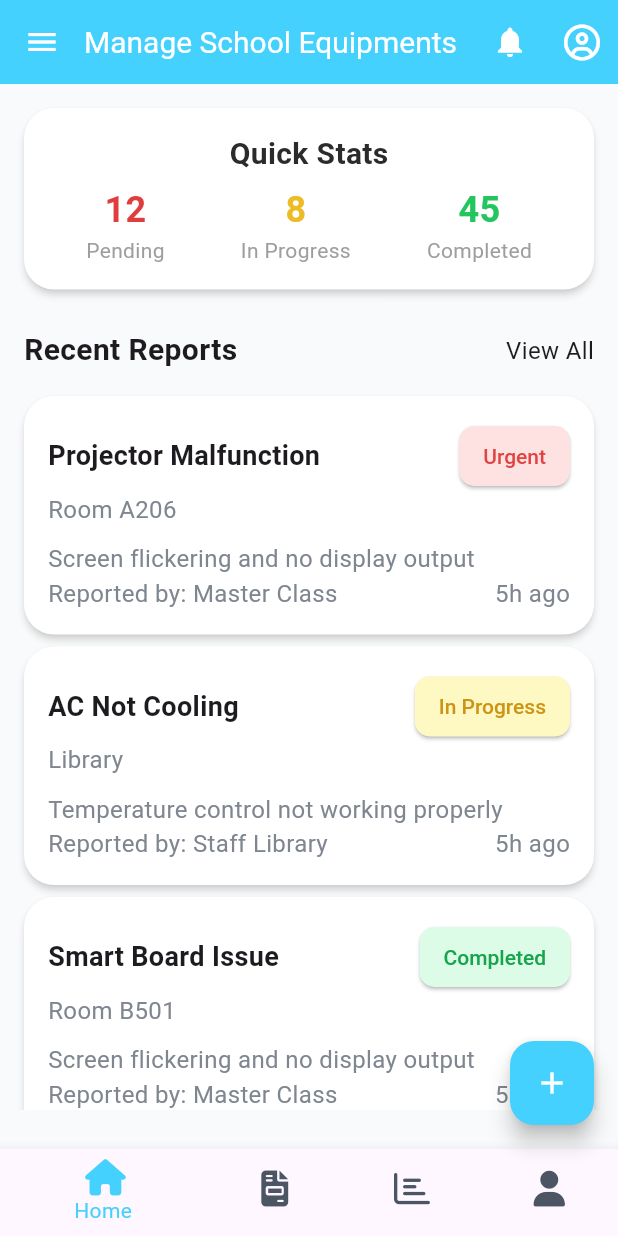
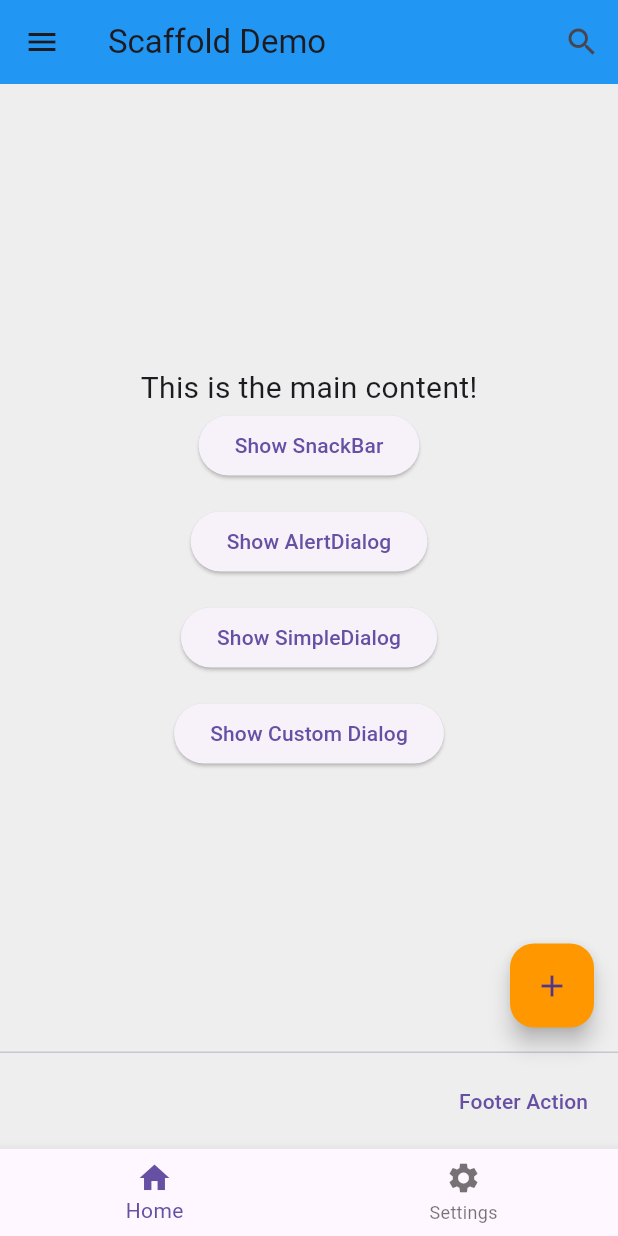
Before and after one commit to PHUONGNAMKEM/FLUTTER_MOBILE_ST4, a Flutter app: the screen it shows after launch, after a tap on the "notifications" icon, on a phone screen of 412 x 824 dp. Run offline on Flutter 3.47's test engine with Material 3 defaults, Android fonts, the phone set to English and light mode, and no system bars; our stand-ins replace font_awesome_flutter.

Commit message:
thêm file dialog

```diff
--- a/lib/main.dart
+++ b/lib/main.dart
@@ -1,5 +1,6 @@
 
 import 'package:flutter/material.dart';
+import 'package:flutter_project_presentation_lastsegment/nam_demonhanh_dialog.dart';
 import 'package:flutter_project_presentation_lastsegment/profile.dart';
 import 'package:flutter_project_presentation_lastsegment/report.dart';
 import 'package:flutter_project_presentation_lastsegment/stats.dart';
@@ -81,7 +82,12 @@ class HomeScreenNow_State extends State<HomeScreenNow> {
         actions: [
           IconButton(
             icon: Icon(Icons.notifications, color: Colors.white),
-            onPressed: () {},
+            onPressed: () {
+              Navigator.push(
+                context,
+                MaterialPageRoute(builder: (context) => MyAppDiaLog()),
+              );
+            },
           ),
           IconButton(
             // icon: Icon(Icons.person, color: Colors.white),
@@ -112,7 +118,12 @@ class HomeScreenNow_State extends State<HomeScreenNow> {
         backgroundColor: Color.fromRGBO(144, 202, 249, 1),
       ),
       floatingActionButton: FloatingActionButton(
-        onPressed: () {},
+        onPressed: () {
+          Navigator.push(
+            context,
+            MaterialPageRoute(builder: (context) => AddReportScreen()),
+          );
+        },
         backgroundColor: Color.fromRGBO(69, 209, 253, 1),
         child: Icon(Icons.add, color: Colors.white),
       ),
@@ -120,6 +131,25 @@ class HomeScreenNow_State extends State<HomeScreenNow> {
   }
 
 }
+
+// Widget cho trang Add Report
+class AddReportScreen extends StatelessWidget {
+  const AddReportScreen({super.key});
+
+  @override
+  Widget build(BuildContext context) {
+    return Scaffold(
+      appBar: AppBar(
+        title: Text("Add Report"),
+        backgroundColor: Color.fromRGBO(69, 209, 253, 1),
+      ),
+      body: Center(
+        child: Text("This is Add Report Screen"),
+      ),
+    );
+  }
+}
+
 
 // Home Page
 class HomeContent extends StatelessWidget {
--- /dev/null
+++ b/lib/nam_demonhanh_dialog.dart
@@ -0,0 +1,261 @@
+import 'package:flutter/material.dart';
+
+void main() {
+  runApp(MyAppDiaLog());
+}
+
+class MyAppDiaLog extends StatefulWidget {
+  const MyAppDiaLog({super.key});
+
+  @override
+  _MyAppDiaLogState createState() => _MyAppDiaLogState();
+}
+
+class _MyAppDiaLogState extends State<MyAppDiaLog> {
+  int _selectedIndex = 0;
+
+  @override
+  Widget build(BuildContext context) {
+    return MaterialApp(
+      home: Scaffold(
+        appBar: AppBar(
+          title: Text('Scaffold Demo'),
+          backgroundColor: Colors.blue,
+          leading: Builder(
+            builder : (BuildContext scaffoldContext) {
+              return IconButton(
+                icon: Icon(Icons.menu),
+                onPressed: () {
+                  // Mở drawer
+                  Scaffold.of(scaffoldContext).openDrawer();
+                },
+              );
+            },
+          ),
+          actions: [
+            IconButton(
+              icon: Icon(Icons.search),
+              onPressed: () {
+                print('Search pressed!');
+              },
+            ),
+          ],
+        ),
+        body: Center(
+          child: Column(
+            mainAxisAlignment: MainAxisAlignment.center,
+            children: [
+              Text(
+                'This is the main content!',
+                style: TextStyle(fontSize: 20),
+              ),
+              Builder(
+                builder: (BuildContext scaffoldContext) {
+                  return Column(
+                    children: [
+                      ElevatedButton(
+                        onPressed: () {
+                          _showSnackBar(scaffoldContext);
+                        },
+                        child: Text('Show SnackBar'),
+                      ),
+                      SizedBox(height: 16),
+                      ElevatedButton(
+                        onPressed: () => _showAlertDialog(scaffoldContext),
+                        child: Text('Show AlertDialog'),
+                      ),
+                      SizedBox(height: 16),
+                      ElevatedButton(
+                        onPressed: () => _showSimpleDialog(scaffoldContext),
+                        child: Text('Show SimpleDialog'),
+                      ),
+                      SizedBox(height: 16),
+                      ElevatedButton(
+                        onPressed: () => _showCustomDialog(scaffoldContext),
+                        child: Text('Show Custom Dialog'),
+                      ),
+                    ],
+                  );
+                }
+              )
+            ],
+          ),
+        ),
+        floatingActionButton: FloatingActionButton(
+          onPressed: () {
+            print('FAB pressed!');
+          },
+          backgroundColor: Colors.orange,
+          child: Icon(Icons.add),
+        ),
+        drawer: Drawer(
+          child: ListView(
+            padding: EdgeInsets.zero,
+            children: [
+              DrawerHeader(
+                decoration: BoxDecoration(color: Colors.blue),
+                child: Text(
+                  'Drawer Header',
+                  style: TextStyle(color: Colors.white, fontSize: 24),
+                ),
+              ),
+              ListTile(
+                title: Text('Home'),
+                onTap: () {
+                  Navigator.pop(context); // Đóng drawer
+                  print('Navigated to Home');
+                },
+              ),
+              ListTile(
+                title: Text('Settings'),
+                onTap: () {
+                  Navigator.pop(context);
+                  print('Navigated to Settings');
+                },
+              ),
+            ],
+          ),
+        ),
+        bottomNavigationBar: BottomNavigationBar(
+          currentIndex: _selectedIndex,
+          onTap: (index) {
+            setState(() {
+              _selectedIndex = index;
+            });
+            print('Selected tab: $index');
+          },
+          items: [
+            BottomNavigationBarItem(icon: Icon(Icons.home), label: 'Home'),
+            BottomNavigationBarItem(icon: Icon(Icons.settings), label: 'Settings'),
+          ],
+        ),
+        backgroundColor: Colors.grey[200],
+        persistentFooterButtons: [
+          TextButton(
+            onPressed: () {
+              print('Footer button pressed!');
+            },
+            child: Text('Footer Action'),
+          ),
+        ],
+      ),
+    );
+  }
+
+  // hiển thị SnackBar
+  void _showSnackBar(BuildContext context) {
+    ScaffoldMessenger.of(context).showSnackBar(
+      SnackBar(
+        content: Text('This is a SnackBar!'),
+        action: SnackBarAction(
+          label: 'Undo',
+          onPressed: () {
+            print('Undo action!');
+          },
+        ),
+        duration: Duration(seconds: 3),
+      ),
+    );
+  }
+
+  // hiển thị AlertDialog
+  void _showAlertDialog(BuildContext context) {
+    showDialog(
+      context: context,
+      builder: (BuildContext dialogContext) {
+        return AlertDialog(
+          title: Text('Confirm Action'),
+          content: Text('Are you sure you want to delete this item?'),
+          actions: [
+            TextButton(
+              onPressed: () {
+                Navigator.pop(dialogContext); // Đóng dialog
+                print('Canceled');
+              },
+              child: Text('Cancel'),
+            ),
+            TextButton(
+              onPressed: () {
+                Navigator.pop(dialogContext); // Đóng dialog
+                print('Confirmed');
+              },
+              child: Text('Delete'),
+            ),
+          ],
+          backgroundColor: Colors.white,
+          elevation: 24.0,
+          shape: RoundedRectangleBorder(
+            borderRadius: BorderRadius.circular(12.0),
+          ),
+        );
+      },
+    );
+  }
+
+  // Hiển thị SimpleDialog
+  void _showSimpleDialog(BuildContext context) {
+    showDialog(
+      context: context,
+      builder: (BuildContext dialogContext) {
+        return SimpleDialog(
+          title: Text('Select an Option'),
+          children: [
+            SimpleDialogOption(
+              onPressed: () {
+                Navigator.pop(dialogContext, 'Option 1');
+                print('Selected: Option 1');
+              },
+              child: Text('Option 1'),
+            ),
+            SimpleDialogOption(
+              onPressed: () {
+                Navigator.pop(dialogContext, 'Option 2');
+                print('Selected: Option 2');
+              },
+              child: Text('Option 2'),
+            ),
+          ],
+        );
+      },
+    );
+  }
+
+  // Hiển thị Dialog tùy chỉnh
+  void _showCustomDialog(BuildContext context) {
+    showDialog(
+      context: context,
+      builder: (BuildContext dialogContext) {
+        return Dialog(
+          shape: RoundedRectangleBorder(
+            borderRadius: BorderRadius.circular(16.0),
+          ),
+          elevation: 16.0,
+          backgroundColor: Colors.white,
+          child: Container(
+            padding: EdgeInsets.all(16.0),
+            height: 200,
+            child: Column(
+              mainAxisAlignment: MainAxisAlignment.center,
+              children: [
+                Text(
+                  'Custom Dialog',
+                  style: TextStyle(fontSize: 24, fontWeight: FontWeight.bold),
+                ),
+                SizedBox(height: 16),
+                Text('This is a custom dialog with flexible content.'),
+                SizedBox(height: 16),
+                ElevatedButton(
+                  onPressed: () {
+                    Navigator.pop(dialogContext);
+                    print('Custom Dialog Closed');
+                  },
+                  child: Text('Close'),
+                ),
+              ],
+            ),
+          ),
+        );
+      },
+    );
+  }
+}
```
